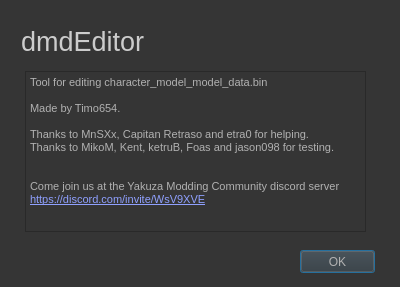
First picture: the form in ui/about.ui, repository Timo654/dmdEditor, before the edit.
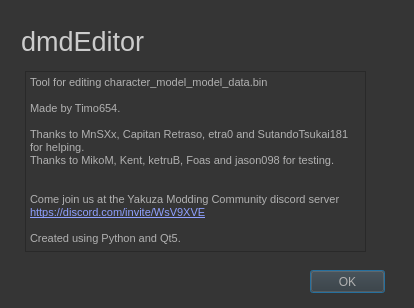
Second picture: the form after the edit.

What changed in the file:
```diff
--- a/ui/about.ui
+++ b/ui/about.ui
@@ -6,8 +6,8 @@
    <rect>
     <x>0</x>
     <y>0</y>
-    <width>400</width>
-    <height>287</height>
+    <width>414</width>
+    <height>308</height>
    </rect>
   </property>
   <property name="windowTitle">
@@ -176,7 +176,7 @@
     <rect>
      <x>21</x>
      <y>21</y>
-     <width>141</width>
+     <width>241</width>
      <height>41</height>
     </rect>
    </property>
@@ -195,7 +195,7 @@
      <x>25</x>
      <y>71</y>
      <width>341</width>
-     <height>161</height>
+     <height>181</height>
     </rect>
    </property>
    <property name="html">
@@ -206,12 +206,14 @@
 &lt;p style=&quot; margin-top:0px; margin-bottom:0px; margin-left:0px; margin-right:0px; -qt-block-indent:0; text-indent:0px;&quot;&gt;Tool for editing character_model_model_data.bin&lt;/p&gt;
 &lt;p style=&quot; margin-top:0px; margin-bottom:0px; margin-left:0px; margin-right:0px; -qt-block-indent:0; text-indent:0px;&quot;&gt;&lt;br /&gt;Made by Timo654.&lt;/p&gt;
 &lt;p style=&quot;-qt-paragraph-type:empty; margin-top:0px; margin-bottom:0px; margin-left:0px; margin-right:0px; -qt-block-indent:0; text-indent:0px;&quot;&gt;&lt;br /&gt;&lt;/p&gt;
-&lt;p style=&quot; margin-top:0px; margin-bottom:0px; margin-left:0px; margin-right:0px; -qt-block-indent:0; text-indent:0px;&quot;&gt;Thanks to MnSXx, Capitan Retraso and etra0 for helping.&lt;/p&gt;
+&lt;p style=&quot; margin-top:0px; margin-bottom:0px; margin-left:0px; margin-right:0px; -qt-block-indent:0; text-indent:0px;&quot;&gt;Thanks to MnSXx, Capitan Retraso, etra0 and SutandoTsukai181 for helping.&lt;/p&gt;
 &lt;p style=&quot; margin-top:0px; margin-bottom:0px; margin-left:0px; margin-right:0px; -qt-block-indent:0; text-indent:0px;&quot;&gt;Thanks to MikoM, Kent, ketruB, Foas and jason098 for testing.&lt;/p&gt;
 &lt;p style=&quot;-qt-paragraph-type:empty; margin-top:0px; margin-bottom:0px; margin-left:0px; margin-right:0px; -qt-block-indent:0; text-indent:0px;&quot;&gt;&lt;br /&gt;&lt;/p&gt;
 &lt;p style=&quot;-qt-paragraph-type:empty; margin-top:0px; margin-bottom:0px; margin-left:0px; margin-right:0px; -qt-block-indent:0; text-indent:0px;&quot;&gt;&lt;br /&gt;&lt;/p&gt;
 &lt;p style=&quot; margin-top:0px; margin-bottom:0px; margin-left:0px; margin-right:0px; -qt-block-indent:0; text-indent:0px;&quot;&gt;Come join us at the Yakuza Modding Community discord server&lt;/p&gt;
-&lt;p style=&quot; margin-top:0px; margin-bottom:0px; margin-left:0px; margin-right:0px; -qt-block-indent:0; text-indent:0px;&quot;&gt;&lt;a href=&quot;https://discord.com/invite/WsV9XVE&quot;&gt;&lt;span style=&quot; font-size:8pt; text-decoration: underline; color:#8fa0ff;&quot;&gt;https://discord.com/invite/WsV9XVE&lt;/span&gt;&lt;/a&gt;&lt;/p&gt;&lt;/body&gt;&lt;/html&gt;</string>
+&lt;p style=&quot; margin-top:0px; margin-bottom:0px; margin-left:0px; margin-right:0px; -qt-block-indent:0; text-indent:0px;&quot;&gt;&lt;a href=&quot;https://discord.com/invite/WsV9XVE&quot;&gt;&lt;span style=&quot; font-size:8pt; text-decoration: underline; color:#8fa0ff;&quot;&gt;https://discord.com/invite/WsV9XVE&lt;/span&gt;&lt;/a&gt;&lt;/p&gt;
+&lt;p style=&quot;-qt-paragraph-type:empty; margin-top:0px; margin-bottom:0px; margin-left:0px; margin-right:0px; -qt-block-indent:0; text-indent:0px; font-size:8pt; text-decoration: underline; color:#8fa0ff;&quot;&gt;&lt;br /&gt;&lt;/p&gt;
+&lt;p style=&quot; margin-top:0px; margin-bottom:0px; margin-left:0px; margin-right:0px; -qt-block-indent:0; text-indent:0px;&quot;&gt;Created using Python and Qt5.&lt;/p&gt;&lt;/body&gt;&lt;/html&gt;</string>
    </property>
    <property name="openExternalLinks">
     <bool>true</bool>
@@ -220,8 +222,8 @@
   <widget class="QPushButton" name="pushButton">
    <property name="geometry">
     <rect>
-     <x>300</x>
-     <y>250</y>
+     <x>310</x>
+     <y>270</y>
      <width>75</width>
      <height>23</height>
     </rect>
```
